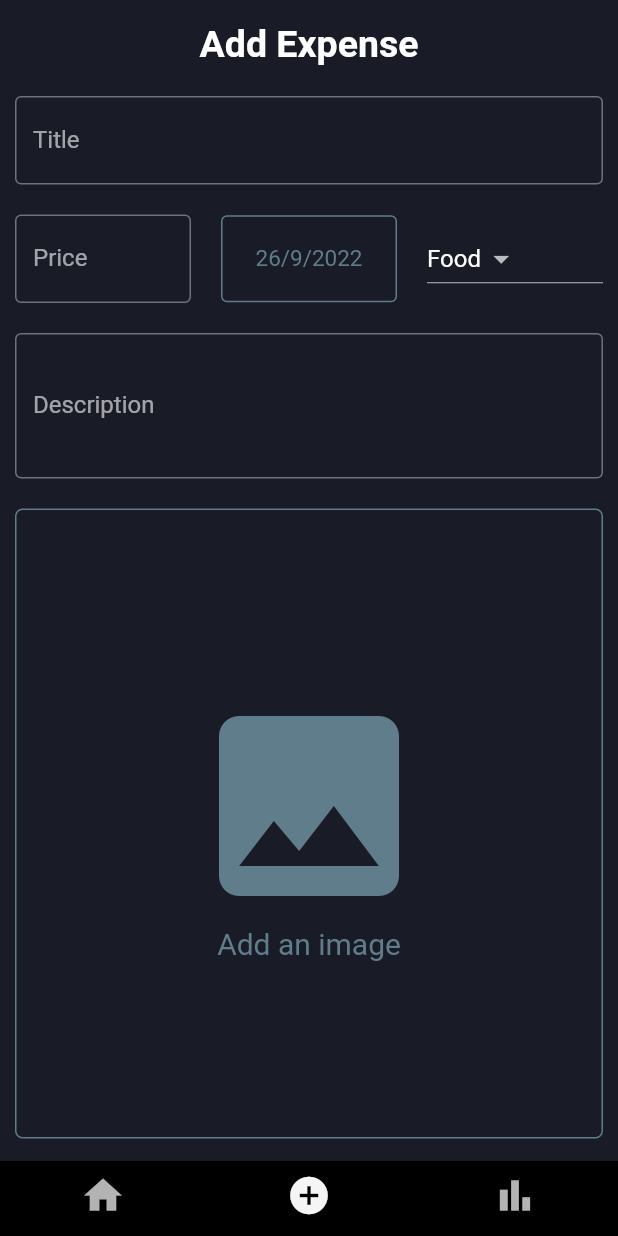
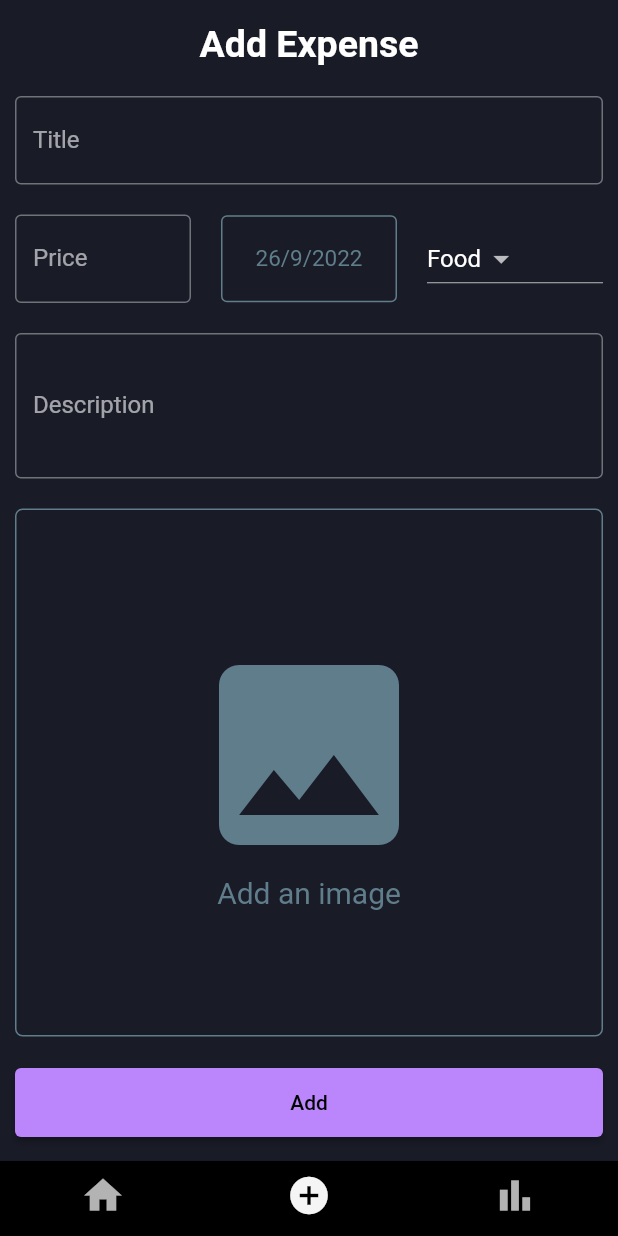
Before and after one commit to eren1106/Money-Tracker, a Flutter app: the screen it shows after launch, swiped to page 2, on a phone screen of 412 x 824 dp. Run offline on Flutter 3.47's test engine with Material 2 defaults, Android fonts, the phone set to English and light mode, and no system bars; our stand-ins replace image_picker.

Commit message:
Add pick image function

```diff
--- a/lib/screens/add_screen.dart
+++ b/lib/screens/add_screen.dart
@@ -1,6 +1,9 @@
 import 'package:flutter/material.dart';
+import 'package:image_picker/image_picker.dart';
 import 'package:money_tracker/theme/app_theme.dart';
-import 'package:image_picker/image_picker.dart';
+import 'dart:io';
+
+import 'package:money_tracker/utils/utils.dart'; //File
 
 class AddScreen extends StatefulWidget {
   AddScreen({Key? key}) : super(key: key);
@@ -13,6 +16,49 @@ class _AddScreenState extends State<AddScreen> {
   List<String> categories = ['Food', 'Cloth', 'Bill'];
   String category = 'Food';
   DateTime date = DateTime.now();
+  File? image;
+
+  _selectImage(BuildContext context) async {
+    return showDialog(
+        context: context,
+        builder: (context) {
+          return SimpleDialog(
+            title: const Text('Add an Image'),
+            children: [
+              SimpleDialogOption(
+                padding: const EdgeInsets.all(20),
+                child: const Text('Take a photo'),
+                onPressed: () async {
+                  Navigator.of(context).pop();
+                  File image = await pickImage(ImageSource.camera);
+                  setState(() {
+                    this.image = image;
+                  });
+                },
+              ),
+              SimpleDialogOption(
+                padding: const EdgeInsets.all(20),
+                child: const Text('Choose from gallery'),
+                onPressed: () async {
+                  Navigator.of(context).pop();
+                  File image = await pickImage(ImageSource.gallery);
+                  setState(() {
+                    this.image = image;
+                  });
+                },
+              ),
+              SimpleDialogOption(
+                padding: const EdgeInsets.all(20),
+                child: const Text('Cancel'),
+                onPressed: () {
+                  Navigator.of(context).pop();
+                },
+              ),
+            ],
+          );
+        });
+  }
+
   @override
   Widget build(BuildContext context) {
     return Scaffold(
@@ -27,16 +73,16 @@ class _AddScreenState extends State<AddScreen> {
             mainAxisAlignment: MainAxisAlignment.center,
             children: [
               Title(),
-              VerticalSeparator(),
+              verticalSeparator(),
               TitleTextField(),
-              VerticalSeparator(),
+              verticalSeparator(),
               Row(
                 children: [
                   Flexible(
                     flex: 1,
                     child: PriceTextField(),
                   ),
-                  HorizontalSeparator(),
+                  horizontalSeparator(),
                   Flexible(
                     fit: FlexFit.tight,
                     child: TextButton(
@@ -75,7 +121,7 @@ class _AddScreenState extends State<AddScreen> {
                       ),
                     ),
                   ),
-                  HorizontalSeparator(),
+                  horizontalSeparator(),
                   Flexible(
                     flex: 1,
                     fit: FlexFit.tight,
@@ -83,11 +129,38 @@ class _AddScreenState extends State<AddScreen> {
                   ),
                 ],
               ),
-              VerticalSeparator(),
+              verticalSeparator(),
               DescriptionTextField(),
-              VerticalSeparator(),
-              Expanded(
-                child: Container(
+              verticalSeparator(),
+              ImageSection(context),
+              verticalSeparator(),
+              ElevatedButton(
+                onPressed: () {},
+                child: Padding(
+                  padding: const EdgeInsets.symmetric(
+                    horizontal: 5,
+                    vertical: 15,
+                  ),
+                  child: Text(
+                    'Add',
+                  ),
+                ),
+              ),
+            ],
+          ),
+        ),
+      ),
+    );
+  }
+
+  Expanded ImageSection(BuildContext context) {
+    return Expanded(
+      child: InkWell(
+        onTap: () {
+          _selectImage(context);
+        },
+        child: image == null
+            ? Container(
                 height: 100,
                 decoration: BoxDecoration(
                   border: Border.all(width: 1, color: AppTheme.colors.grey),
@@ -110,11 +183,11 @@ class _AddScreenState extends State<AddScreen> {
                     ),
                   ],
                 ),
-                ),
-              ),
-            ],
-          ),
-        ),
+              )
+            : Image.file(
+                image!,
+                fit: BoxFit.cover,
+              ), // '!' means non-nullable type
       ),
     );
   }
@@ -145,7 +218,7 @@ class _AddScreenState extends State<AddScreen> {
     );
   }
 
-  SizedBox HorizontalSeparator() => SizedBox(width: 20);
+  SizedBox horizontalSeparator() => SizedBox(width: 20);
 
   TextField PriceTextField() {
     return TextField(
@@ -169,7 +242,7 @@ class _AddScreenState extends State<AddScreen> {
     );
   }
 
-  SizedBox VerticalSeparator() {
+  SizedBox verticalSeparator() {
     return SizedBox(
       height: 20,
     );
```
Also changed, not shown: lib/utils/utils.dart (added, +10 -0 lines). Lines whose indentation alone changed are shown as unchanged.
